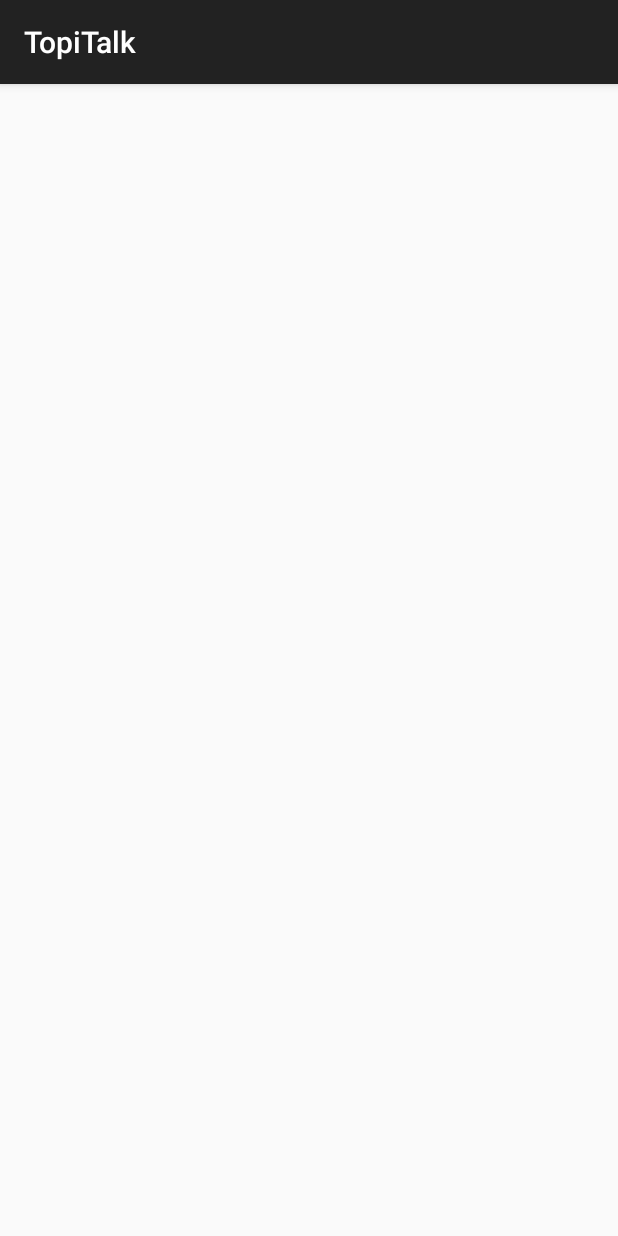
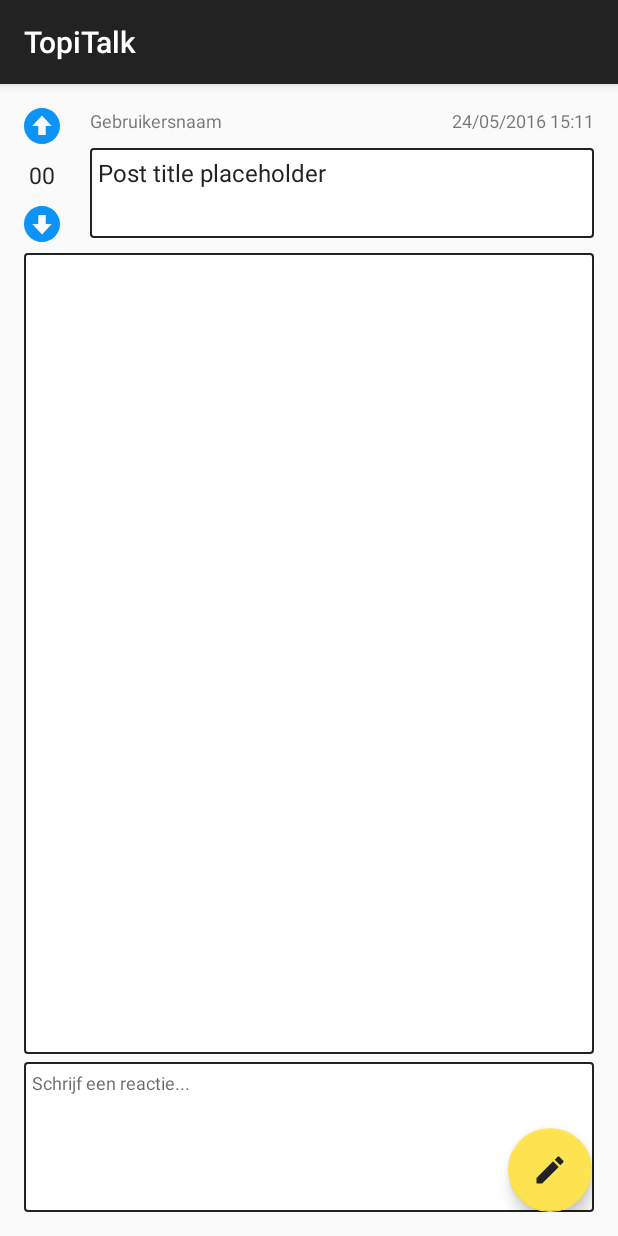
Before and after one commit to SaxionHBO-ICT/topicus-portal, an Android app: the PostDetailActivity screen opened directly, with no data from a screen before it, on a phone screen of 412 x 824 dp. Run offline under Robolectric (Android 15) with nearby library versions, the phone set to English and light mode, and no system bars; 5 statements that could not run were skipped.

Commit message:
Added PostDetailActivity layout files and functional item selection from ListView.

```diff
--- a/app/src/main/java/nl/saxion/jelmer/topitalk/controller/MainActivity.java
+++ b/app/src/main/java/nl/saxion/jelmer/topitalk/controller/MainActivity.java
@@ -8,6 +8,7 @@ import android.view.Menu;
 import android.view.MenuInflater;
 import android.view.MenuItem;
 import android.view.View;
+import android.widget.AdapterView;
 import android.widget.ListView;
 
 import nl.saxion.jelmer.topitalk.R;
@@ -19,6 +20,7 @@ public class MainActivity extends AppCompatActivity {
     private PostListAdapter adapter;
     private ListView postList;
     private FloatingActionButton btNewPost;
+    public final static String POSITION_MESSAGE = "position_message";
 
     @Override
     protected void onCreate(Bundle savedInstanceState) {
@@ -37,6 +39,15 @@ public class MainActivity extends AppCompatActivity {
             @Override
             public void onClick(View v) {
                 Intent intent = new Intent(MainActivity.this, NewPostActivity.class);
+                startActivity(intent);
+            }
+        });
+
+        postList.setOnItemClickListener(new AdapterView.OnItemClickListener() {
+            @Override
+            public void onItemClick(AdapterView<?> parent, View view, int position, long id) {
+                Intent intent = new Intent(MainActivity.this, PostDetailActivity.class);
+                intent.putExtra(POSITION_MESSAGE, position);
                 startActivity(intent);
             }
         });
--- a/app/src/main/java/nl/saxion/jelmer/topitalk/controller/PostDetailActivity.java
+++ b/app/src/main/java/nl/saxion/jelmer/topitalk/controller/PostDetailActivity.java
@@ -1,15 +1,39 @@
 package nl.saxion.jelmer.topitalk.controller;
 
+import android.content.Intent;
 import android.support.v7.app.AppCompatActivity;
 import android.os.Bundle;
+import android.widget.ImageView;
+import android.widget.TextView;
 
 import nl.saxion.jelmer.topitalk.R;
+import nl.saxion.jelmer.topitalk.model.Post;
+import nl.saxion.jelmer.topitalk.model.TalkModel;
 
 public class PostDetailActivity extends AppCompatActivity {
+
+    private ImageView ivUpvote, ivDownvote;
+    private TextView tvPostScore, tvUsername, tvDate, tvTitle, tvText;
 
     @Override
     protected void onCreate(Bundle savedInstanceState) {
         super.onCreate(savedInstanceState);
         setContentView(R.layout.activity_post_detail);
+
+        tvUsername = (TextView) findViewById(R.id.tv_username_post);
+        tvDate = (TextView) findViewById(R.id.tv_date_post);
+        tvTitle = (TextView) findViewById(R.id.tv_posttitle_post);
+        tvText = (TextView) findViewById(R.id.tv_posttext_post);
+
+        Intent intent = getIntent();
+        int position = intent.getIntExtra(MainActivity.POSITION_MESSAGE, 0);
+
+        Post post = TalkModel.getInstance().getPostList().get(position);
+
+        tvUsername.setText(post.getAuthor().getUsername());
+        tvDate.setText(post.getPostDate());
+        tvTitle.setText(post.getTitle());
+        tvText.setText(post.getText());
+
     }
 }
--- a/app/src/main/res/layout/activity_post_detail.xml
+++ b/app/src/main/res/layout/activity_post_detail.xml
@@ -9,6 +9,106 @@
     android:paddingTop="@dimen/activity_vertical_margin"
     tools:context="nl.saxion.jelmer.topitalk.controller.PostDetailActivity">
 
+    <ImageView
+        android:id="@+id/iv_upvote_post"
+        android:layout_width="wrap_content"
+        android:layout_height="wrap_content"
+        android:src="@drawable/upvote_circled" />
 
+    <TextView
+        android:id="@+id/tv_postscore_post"
+        android:layout_width="wrap_content"
+        android:layout_height="wrap_content"
+        android:layout_below="@+id/iv_upvote_post"
+        android:layout_marginStart="3.5dp"
+        android:layout_marginTop="10dp"
+        android:text="@string/tv_postscore_placeholder"
+        android:textColor="@color/colorPrimary"
+        android:textSize="15sp" />
+
+    <ImageView
+        android:id="@+id/iv_downvote_post"
+        android:layout_width="wrap_content"
+        android:layout_height="wrap_content"
+        android:layout_below="@+id/tv_postscore_post"
+        android:layout_marginBottom="10dp"
+        android:layout_marginTop="10dp"
+        android:src="@drawable/downvote_circled" />
+
+    <TextView
+        android:id="@+id/tv_username_post"
+        android:layout_width="wrap_content"
+        android:layout_height="wrap_content"
+        android:layout_marginStart="20dp"
+        android:layout_toEndOf="@id/iv_upvote_post"
+        android:singleLine="true"
+        android:text="@string/gebruikersnaam"
+        android:textSize="12sp" />
+
+    <TextView
+        android:id="@+id/tv_date_post"
+        android:layout_width="wrap_content"
+        android:layout_height="wrap_content"
+        android:layout_alignParentEnd="true"
+        android:layout_marginStart="10dp"
+        android:singleLine="true"
+        android:text="@string/tv_date_placeholder"
+        android:textSize="12sp" />
+
+    <TextView
+        android:id="@+id/tv_posttitle_post"
+        android:layout_width="match_parent"
+        android:layout_height="60dp"
+        android:layout_below="@id/tv_username_post"
+        android:layout_marginStart="20dp"
+        android:layout_marginTop="10dp"
+        android:layout_toEndOf="@id/iv_upvote_post"
+        android:background="@drawable/post_item_border"
+        android:paddingBottom="5dp"
+        android:paddingEnd="5dp"
+        android:paddingStart="5dp"
+        android:paddingTop="5dp"
+        android:text="@string/tv_posttitle_placeholder"
+        android:textColor="@color/colorPrimary"
+        android:textSize="16sp" />
+
+    <EditText
+        android:id="@+id/tv_comment_post"
+        android:layout_width="match_parent"
+        android:layout_height="100dp"
+        android:layout_alignParentBottom="true"
+        android:layout_marginTop="5dp"
+        android:background="@drawable/post_item_border"
+        android:gravity="start|top"
+        android:hint="@string/et_write_comment"
+        android:paddingBottom="5dp"
+        android:paddingEnd="5dp"
+        android:paddingStart="5dp"
+        android:paddingTop="5dp"
+        android:textSize="12dp" />
+
+    <TextView
+        android:id="@+id/tv_posttext_post"
+        android:layout_width="match_parent"
+        android:layout_height="match_parent"
+        android:layout_above="@id/tv_comment_post"
+        android:layout_below="@+id/tv_posttitle_post"
+        android:layout_marginTop="10dp"
+        android:background="@drawable/post_item_border"
+        android:paddingBottom="5dp"
+        android:paddingEnd="5dp"
+        android:paddingStart="5dp"
+        android:paddingTop="5dp" />
+
+    <android.support.design.widget.FloatingActionButton
+        android:id="@+id/bt_fab_detail"
+        android:layout_width="wrap_content"
+        android:layout_height="wrap_content"
+        android:layout_alignEnd="@+id/tv_comment_post"
+        android:layout_alignParentBottom="true"
+        android:layout_marginEnd="1dp"
+        android:layout_marginStart="@dimen/fab_margin"
+        android:clickable="true"
+        android:src="@drawable/ic_mode_edit_24dp" />
 
 </RelativeLayout>
--- a/app/src/main/res/layout/post_list_item.xml
+++ b/app/src/main/res/layout/post_list_item.xml
@@ -18,7 +18,7 @@
         android:layout_width="wrap_content"
         android:layout_height="wrap_content"
         android:layout_below="@+id/iv_upvote_listitem"
-        android:layout_marginStart="15dp"
+        android:layout_marginStart="13.5dp"
         android:layout_marginTop="10dp"
         android:text="@string/tv_postscore_placeholder"
         android:textColor="@color/colorPrimary"
--- a/app/src/main/res/values/strings.xml
+++ b/app/src/main/res/values/strings.xml
@@ -14,4 +14,5 @@
     <string name="menu_logout">Logout</string>
     <string name="menu_settings">Settings</string>
     <string name="tv_new_post">Nieuw bericht</string>
+    <string name="et_write_comment">Schrijf een reactie...</string>
 </resources>
```
